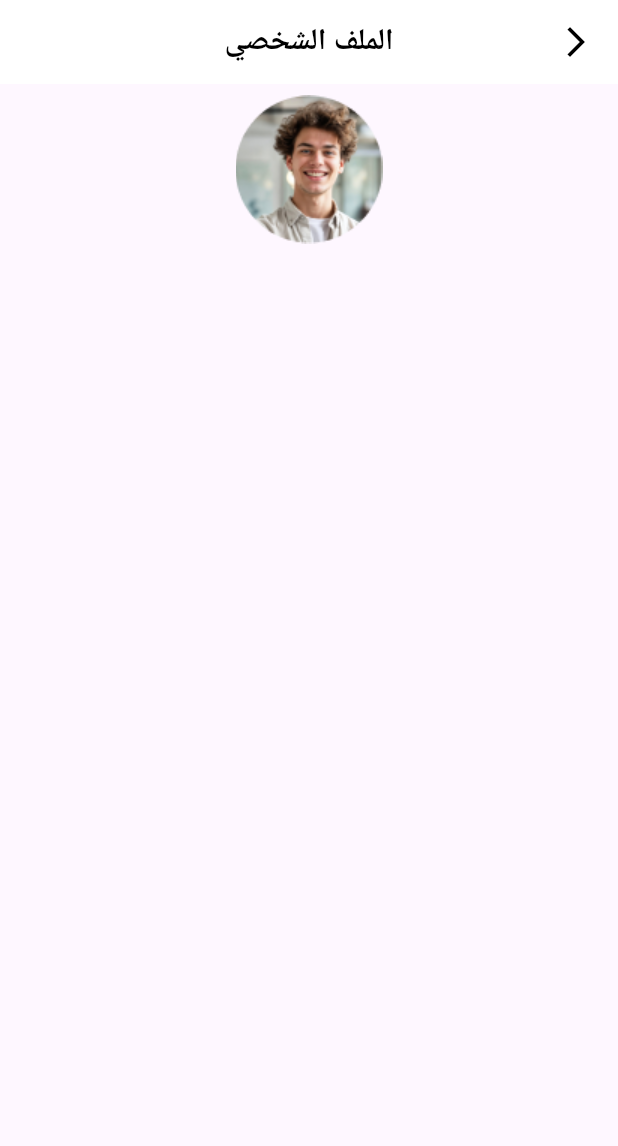
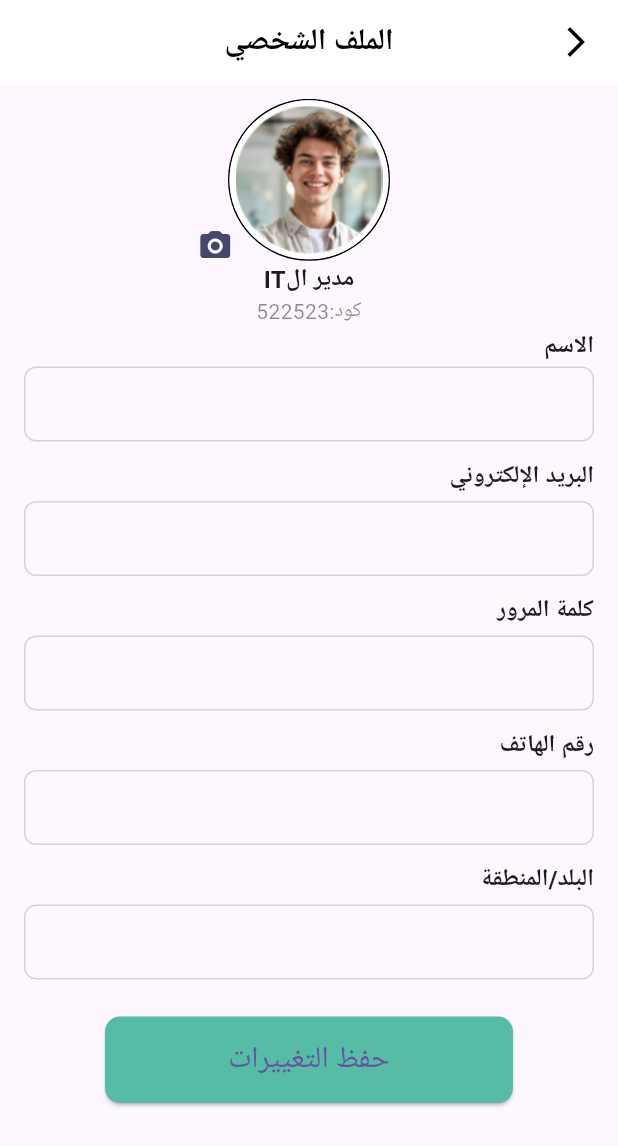
Before and after one commit to islam-kamal/school_room, a Flutter app: the screen it shows after launch, on a phone screen of 412 x 824 dp. Shown: the top 1146 px of the screen. Run offline on Flutter 3.47's test engine with Material 3 defaults, Android fonts, the phone set to English and light mode, and no system bars; our stand-ins replace google_fonts, image_picker; Roboto replaces fonts that are missing (Cairo).

Commit message:
complete profile screen

```diff
--- a/lib/Feature/admin/presentation/widgets/admin_profile_screen_details.dart
+++ b/lib/Feature/admin/presentation/widgets/admin_profile_screen_details.dart
@@ -1,5 +1,11 @@
 import 'package:flutter/material.dart';
 import 'package:google_fonts/google_fonts.dart';
+import 'package:school_room/Feature/admin/presentation/widgets/country_text_field.dart';
+import 'package:school_room/Feature/admin/presentation/widgets/email_text_field.dart';
+import 'package:school_room/Feature/admin/presentation/widgets/image_of_profile_widget.dart';
+import 'package:school_room/Feature/admin/presentation/widgets/name_text_field.dart';
+import 'package:school_room/Feature/admin/presentation/widgets/password_text_field.dart';
+import 'package:school_room/Feature/admin/presentation/widgets/phone_text_field.dart';
 
 class AdminProfileScreenDetails extends StatelessWidget{
   const AdminProfileScreenDetails({super.key});
@@ -21,18 +27,67 @@ class AdminProfileScreenDetails extends StatelessWidget{
             ),
             ),
         ),
-        body: Column(
+        body: SingleChildScrollView(
+          child: Column(
             children: [
               SizedBox(
-              height: MediaQuery.of(context).size.height * 0.009,
+                height: MediaQuery.of(context).size.height * 0.003,
               ),
-            Row(
-              mainAxisAlignment: MainAxisAlignment.center,
+              const ImageOfProfile(),
+                Padding(
+                padding: const EdgeInsets.only(right: 16 , left: 16 , bottom: 22),
+                child: Column(
                   children: [
-                Image.asset('assets/images/Rectangle111.png')
+                    const NameTextField(),
+                    SizedBox(
+                      height: MediaQuery.of(context).size.height * 0.013,
+                    ),
+                    const EmailTextField(),
+                    SizedBox(
+                      height: MediaQuery.of(context).size.height * 0.013,
+                    ),
+                    const PasswordTextField(),
+                    SizedBox(
+                      height: MediaQuery.of(context).size.height * 0.013,
+                    ),
+                    const PhoneTextField(),
+                    SizedBox(
+                      height: MediaQuery.of(context).size.height * 0.013,
+                    ),
+                    const CountryTextField(),
+                    SizedBox(
+                      height: MediaQuery.of(context).size.height * 0.03,
+                    ),
+                    SizedBox(
+                  height: MediaQuery.of(context).size.height * 0.07,
+                  width: MediaQuery.of(context).size.width * 0.66,
+                child: ElevatedButton(
+                    style: ElevatedButton.styleFrom(
+                     textStyle: GoogleFonts.cairo(
+                      fontSize: 24,
+                      fontWeight: FontWeight.w300
+                     ),
+                      backgroundColor: Color.fromARGB(255, 85, 188, 165),
+                      shape: RoundedRectangleBorder(
+                        borderRadius: BorderRadius.circular(10),
+                      ),
+                    ),
+                    child: Text(
+                      'حفظ التغييرات',
+                      style: GoogleFonts.cairo(
+                        fontSize: 20
+                      ),
+                      ),
+                    onPressed: () {
+                      Navigator.of(context).pop();
+                    },
+                  ),
+              ),
                   ],
+                ),
               )
             ],
+          ),
         ),
        )
        );
--- /dev/null
+++ b/lib/Feature/admin/presentation/widgets/country_text_field.dart
@@ -0,0 +1,42 @@
+import 'package:flutter/material.dart';
+import 'package:google_fonts/google_fonts.dart';
+
+class CountryTextField extends StatelessWidget{
+  const CountryTextField({super.key});
+
+  @override
+  Widget build(BuildContext context) {
+    return Column(
+            children: [
+              Align(
+                alignment: Alignment.centerRight,
+                child: Text(
+                  'البلد/المنطقة',
+                  style: GoogleFonts.cairo(
+                    fontSize: 16,
+                    fontWeight: FontWeight.bold
+                  ),
+                  ),
+              ),
+              SizedBox(
+                    height: MediaQuery.of(context).size.height * 0.006,
+                  ),
+              Container(
+                decoration: BoxDecoration(
+                  borderRadius: BorderRadius.circular(8),
+                  border: Border.all(
+                    color: Color.fromARGB(255, 215, 212, 212),
+                    ),
+                ),
+                child: const TextField(
+                  keyboardType: TextInputType.name,
+                  decoration:  InputDecoration(
+                    contentPadding: EdgeInsets.all(8),
+                      border: InputBorder.none,
+                    ),
+                ),
+              ),
+            ],
+          );
+  }
+}
--- /dev/null
+++ b/lib/Feature/admin/presentation/widgets/email_text_field.dart
@@ -0,0 +1,42 @@
+import 'package:flutter/material.dart';
+import 'package:google_fonts/google_fonts.dart';
+
+class EmailTextField extends StatelessWidget{
+  const EmailTextField({super.key});
+
+  @override
+  Widget build(BuildContext context) {
+    return Column(
+            children: [
+              Align(
+                alignment: Alignment.centerRight,
+                child: Text(
+                  'البريد الإلكتروني',
+                  style: GoogleFonts.cairo(
+                    fontSize: 16,
+                    fontWeight: FontWeight.bold
+                  ),
+                  ),
+              ),
+              SizedBox(
+                    height: MediaQuery.of(context).size.height * 0.006,
+                  ),
+              Container(
+                decoration: BoxDecoration(
+                  borderRadius: BorderRadius.circular(8),
+                  border: Border.all(
+                    color: Color.fromARGB(255, 215, 212, 212),
+                    ),
+                ),
+                child: const TextField(
+                  keyboardType: TextInputType.emailAddress,
+                  decoration:  InputDecoration(
+                    contentPadding: EdgeInsets.all(8),
+                      border: InputBorder.none,
+                    ),
+                ),
+              ),
+            ],
+          );
+  }
+}
--- /dev/null
+++ b/lib/Feature/admin/presentation/widgets/image_of_profile_widget.dart
@@ -0,0 +1,95 @@
+import 'dart:io';
+
+import 'package:flutter/material.dart';
+import 'package:google_fonts/google_fonts.dart';
+import 'package:image_picker/image_picker.dart';
+
+class ImageOfProfile extends StatefulWidget{
+  const ImageOfProfile({super.key});
+
+  @override
+  State<ImageOfProfile> createState() => _ImageOfProfileState();
+}
+
+class _ImageOfProfileState extends State<ImageOfProfile> {
+
+File? _selectImage;
+
+_takePicture() async{
+  final imagePicker = ImagePicker();
+  final XFile? pickedImage = await imagePicker.pickImage(
+    source: ImageSource.camera,
+    maxWidth: 600,
+    );
+    if(pickedImage == null){
+      return;
+    }
+   setState(() {
+      _selectImage = File(pickedImage.path);
+   });
+
+}
+
+  @override
+  Widget build(BuildContext context) {
+    return Column(
+          children: [
+            SizedBox(
+              height: MediaQuery.of(context).size.height * 0.009,
+            ),
+                Align(
+                  alignment: Alignment.center,
+                  child: InkWell(
+                    onTap: (){},
+                    child: Stack(
+                      children: [
+                        Container(
+                          width: MediaQuery.of(context).size.width * 0.42,
+                        decoration: BoxDecoration(
+                          shape: BoxShape.circle,
+                            border: Border.all(
+                            color: Colors.black,
+                            width: 1.0,
+                        ),
+                        ),
+                        child: CircleAvatar(
+                          backgroundColor: Colors.white,
+                          maxRadius: 53,
+                          child: Image.asset(
+                            'assets/images/Rectangle111.png',
+                            height: MediaQuery.of(context).size.height * 0.6,
+                            width: MediaQuery.of(context).size.width * 0.6,
+                            )),
+                    ),
+                      Positioned(
+                        bottom: -14,
+                        left: 0,
+                        child: IconButton(
+                        onPressed: _takePicture,
+                          icon: const Icon(
+                          Icons.camera_alt_rounded,
+                          color: Color.fromARGB(255, 69, 71, 109),
+                          ),
+                          ),
+                      ),
+                              ]),
+                  ),
+                ),
+                Text(
+              'مدير الIT',
+              style: GoogleFonts.cairo(
+                fontSize: 16,
+                fontWeight: FontWeight.bold
+              ),
+              ),
+            Opacity(
+              opacity: 0.5,
+              child: Text(
+                'كود:522523',
+                style: GoogleFonts.cairo(),
+                ),
+            ),
+          ],
+        );
+  }
+}
--- a/lib/Feature/admin/presentation/widgets/index.dart
+++ b/lib/Feature/admin/presentation/widgets/index.dart
@@ -4,4 +4,10 @@ export 'admin_group_screen_details.dart';
 export 'admin_list_view_item.dart';
 export 'admin_profile_screen_details.dart';
 export 'admin_screen_details_widget.dart';
+export 'country_text_field.dart';
+export 'email_text_field.dart';
 export 'groups_list_view_item_widget.dart';
+export 'image_of_profile_widget.dart';
+export 'name_text_field.dart';
+export 'password_text_field.dart';
+export 'phone_text_field.dart';
--- /dev/null
+++ b/lib/Feature/admin/presentation/widgets/name_text_field.dart
@@ -0,0 +1,42 @@
+import 'package:flutter/material.dart';
+import 'package:google_fonts/google_fonts.dart';
+
+class NameTextField extends StatelessWidget{
+  const NameTextField({super.key});
+
+  @override
+  Widget build(BuildContext context) {
+    return Column(
+            children: [
+              Align(
+                alignment: Alignment.centerRight,
+                child: Text(
+                  'الاسم',
+                  style: GoogleFonts.cairo(
+                    fontSize: 16,
+                    fontWeight: FontWeight.bold
+                  ),
+                  ),
+              ),
+              SizedBox(
+                    height: MediaQuery.of(context).size.height * 0.003,
+                  ),
+              Container(
+                decoration: BoxDecoration(
+                  borderRadius: BorderRadius.circular(8),
+                  border: Border.all(
+                    color: Color.fromARGB(255, 215, 212, 212),
+                    ),
+                ),
+                child: const TextField(
+                  keyboardType: TextInputType.name,
+                  decoration:  InputDecoration(
+                    contentPadding: EdgeInsets.all(8),
+                      border: InputBorder.none,
+                    ),
+                ),
+              ),
+            ],
+          );
+  }
+}
--- /dev/null
+++ b/lib/Feature/admin/presentation/widgets/password_text_field.dart
@@ -0,0 +1,43 @@
+import 'package:flutter/material.dart';
+import 'package:google_fonts/google_fonts.dart';
+
+class PasswordTextField extends StatelessWidget{
+  const PasswordTextField({super.key});
+
+  @override
+  Widget build(BuildContext context) {
+    return Column(
+            children: [
+              Align(
+                alignment: Alignment.centerRight,
+                child: Text(
+                  'كلمة المرور',
+                  style: GoogleFonts.cairo(
+                    fontSize: 16,
+                    fontWeight: FontWeight.bold
+                  ),
+                  ),
+              ),
+              SizedBox(
+                    height: MediaQuery.of(context).size.height * 0.006,
+                  ),
+              Container(
+                decoration: BoxDecoration(
+                  borderRadius: BorderRadius.circular(8),
+                  border: Border.all(
+                    color: Color.fromARGB(255, 215, 212, 212),
+                    ),
+                ),
+                child: const TextField(
+                  obscureText: true,
+                  keyboardType: TextInputType.visiblePassword,
+                  decoration:  InputDecoration(
+                    contentPadding: EdgeInsets.all(8),
+                      border: InputBorder.none,
+                    ),
+                ),
+              ),
+            ],
+          );
+  }
+}
--- /dev/null
+++ b/lib/Feature/admin/presentation/widgets/phone_text_field.dart
@@ -0,0 +1,42 @@
+import 'package:flutter/material.dart';
+import 'package:google_fonts/google_fonts.dart';
+
+class PhoneTextField extends StatelessWidget{
+  const PhoneTextField({super.key});
+
+  @override
+  Widget build(BuildContext context) {
+    return Column(
+            children: [
+              Align(
+                alignment: Alignment.centerRight,
+                child: Text(
+                  'رقم الهاتف',
+                  style: GoogleFonts.cairo(
+                    fontSize: 16,
+                    fontWeight: FontWeight.bold
+                  ),
+                  ),
+              ),
+              SizedBox(
+                    height: MediaQuery.of(context).size.height * 0.006,
+                  ),
+              Container(
+                decoration: BoxDecoration(
+                  borderRadius: BorderRadius.circular(8),
+                  border: Border.all(
+                    color: Color.fromARGB(255, 215, 212, 212),
+                    ),
+                ),
+                child: const TextField(
+                  keyboardType: TextInputType.phone,
+                  decoration:  InputDecoration(
+                    contentPadding: EdgeInsets.all(8),
+                      border: InputBorder.none,
+                    ),
+                ),
+              ),
+            ],
+          );
+  }
+}
```
Also changed, not shown: pubspec.yaml (+3 -9 lines), pubspec.lock, 5 other files. Lines whose indentation alone changed are shown as unchanged.
